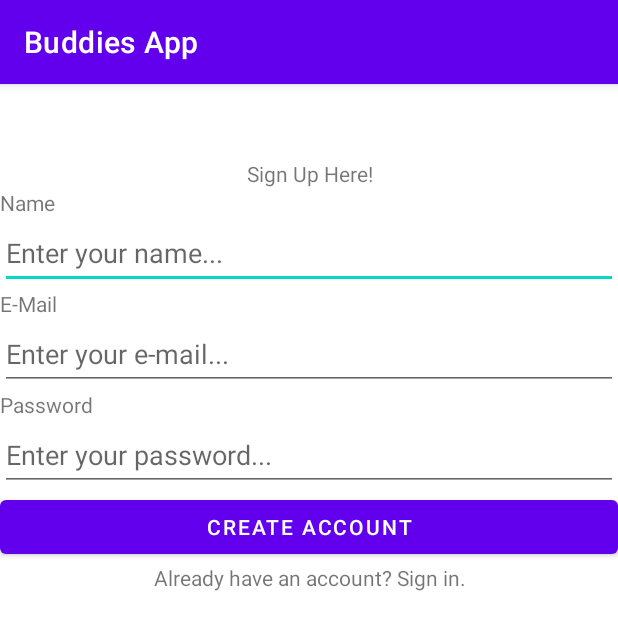
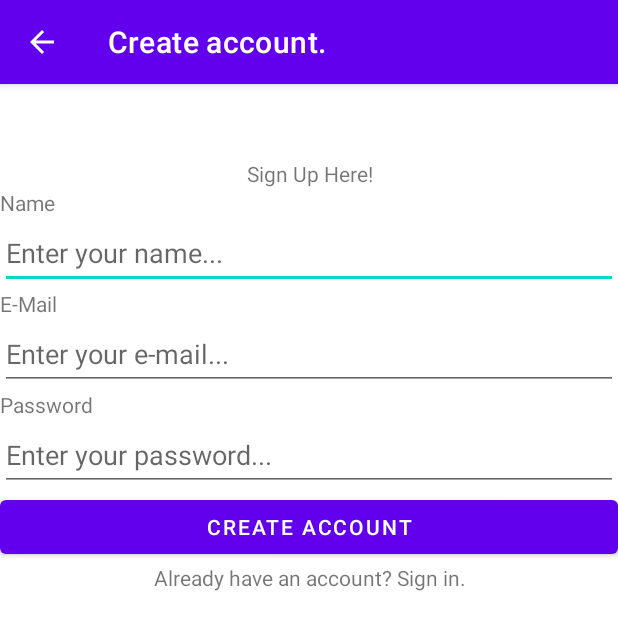
Before and after one commit to ray-odero93/buddies-app, an Android app: the RegistrationActivity screen opened directly, with no data from a screen before it, on a phone screen of 412 x 824 dp. Shown: the top 630 px of the screen. Run offline under Robolectric (Android 15) with nearby library versions, the phone set to English and light mode, and no system bars; our stand-ins replace Firebase (no records; nobody signed in at launch, a user with empty details on screens opened directly).

Commit message:
Complete business logic for registration page.

```diff
--- a/app/src/main/java/com/guritchistudios/buudiesapp/RegistrationActivity.java
+++ b/app/src/main/java/com/guritchistudios/buudiesapp/RegistrationActivity.java
@@ -1,6 +1,7 @@
 package com.guritchistudios.buudiesapp;
 
 import androidx.annotation.NonNull;
+import androidx.appcompat.app.ActionBar;
 import androidx.appcompat.app.AppCompatActivity;
 
 import android.app.ProgressDialog;
@@ -35,6 +36,10 @@ public class RegistrationActivity extends AppCompatActivity {
     protected void onCreate(Bundle savedInstanceState) {
         super.onCreate(savedInstanceState);
         setContentView(R.layout.activity_registration);
+        ActionBar actionBar = getSupportActionBar();
+        actionBar.setTitle("Create account.");
+        actionBar.setDisplayShowHomeEnabled(true);
+        actionBar.setDisplayHomeAsUpEnabled(true);
 
         name = findViewById(R.id.register_name);
         email = findViewById(R.id.register_email);
@@ -42,6 +47,9 @@ public class RegistrationActivity extends AppCompatActivity {
         mRegister = findViewById(R.id.register_button);
         existingAccount = findViewById(R.id.homepage);
 
+        mAuth = FirebaseAuth.getInstance();
+        progressDialog = new ProgressDialog(this);
+        progressDialog.setMessage("Register");
 
         mRegister.setOnClickListener(view -> {
             String userName = name.getText().toString().trim();
```
